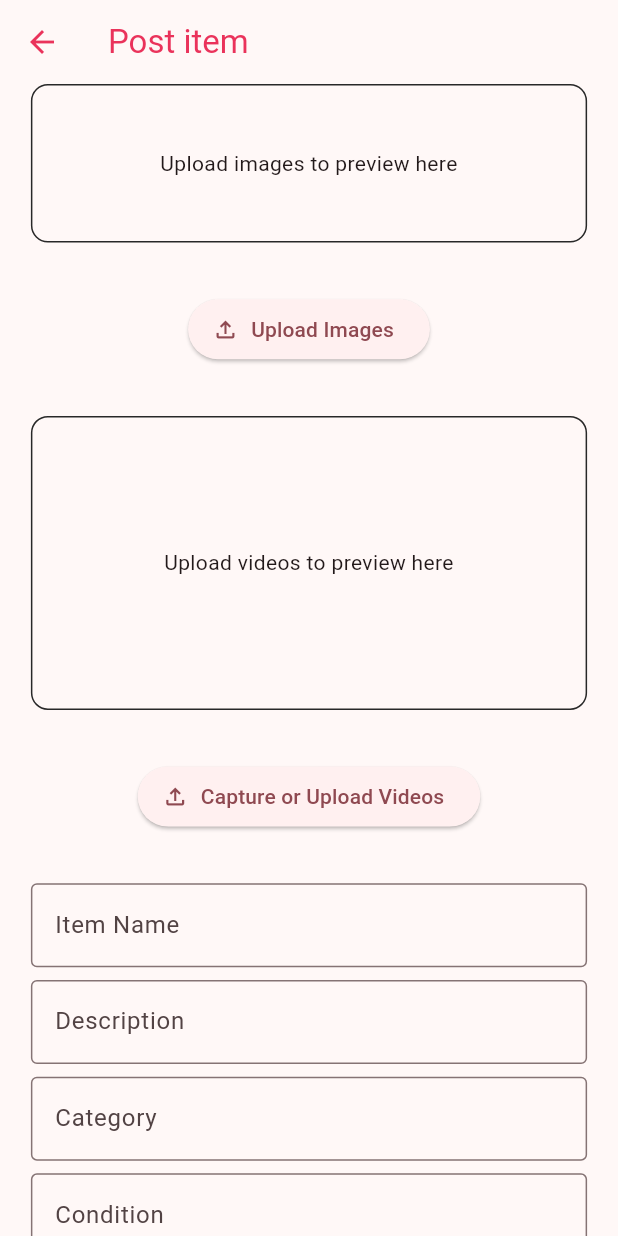
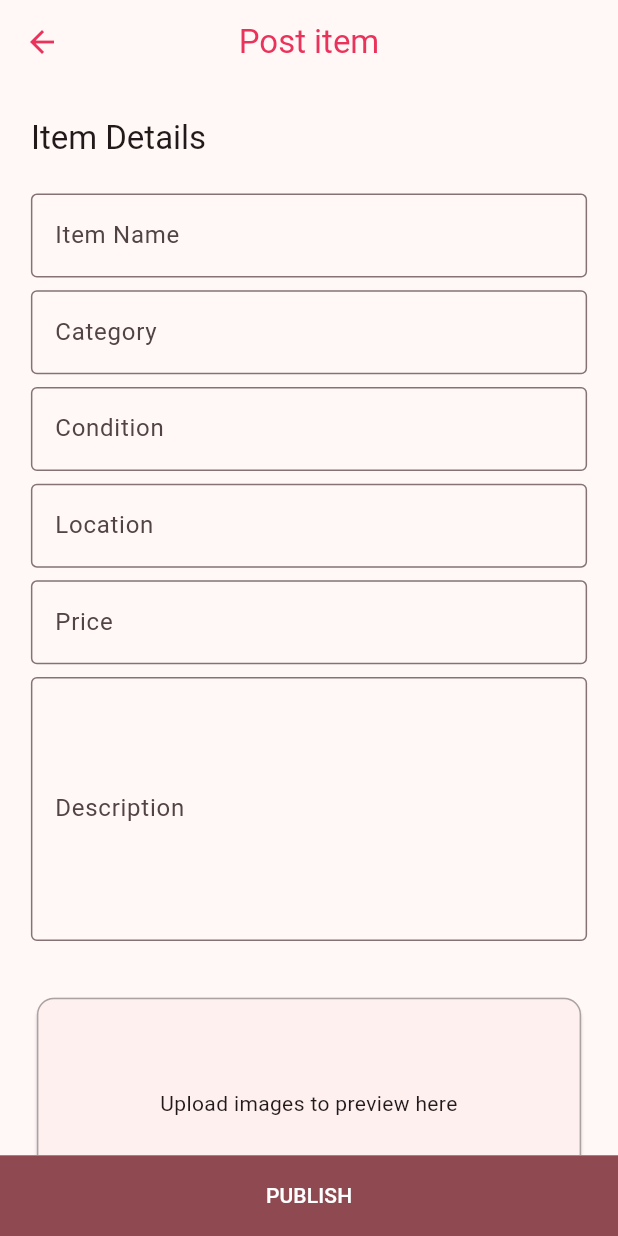
Before and after one commit to Muhammad-Abubakr/oumel, a Flutter app: the Wrapper screen opened by its route, item 4 of the bottom bar chosen, after a tap on "Post an item", on a phone screen of 412 x 824 dp. Run offline on Flutter 3.47's test engine with Material 2 defaults, Android fonts, the phone set to English and light mode, and no system bars; our stand-ins replace bloc, cached_network_image, equatable, firebase_auth, firebase_core, firebase_database and 6 more; missing offline and left inert: appinio_video_player; accounts and stored records are empty; generated files the repository leaves out were written again.

Commit message:
Completed the UI for Post Item page, now just need to hook it up with the bloc that handles it's crud events

```diff
--- a/lib/screens/post_item_screen.dart
+++ b/lib/screens/post_item_screen.dart
@@ -1,4 +1,5 @@
 import 'package:flutter/material.dart';
+import 'package:flutter_colorpicker/flutter_colorpicker.dart';
 import 'package:flutter_screenutil/flutter_screenutil.dart';
 
 import '../widgets/images_container.dart';
@@ -12,30 +13,48 @@ class PostItemScreen extends StatefulWidget {
 }
 
 class _PostItemScreenState extends State<PostItemScreen> {
+  /* Controllers */
+  final TextEditingController name = TextEditingController();
+  final TextEditingController description = TextEditingController();
+  final TextEditingController category = TextEditingController();
+  final TextEditingController condition = TextEditingController();
+  final TextEditingController location = TextEditingController();
+  final TextEditingController price = TextEditingController();
+
+  final TextEditingController hexController = TextEditingController();
+  late Color pickerColor;
+  DateTime year = DateTime.now();
+
+  bool includeAddOn = false;
+
+  @override
+  void didChangeDependencies() {
+    pickerColor = Theme.of(context).colorScheme.primary;
+
+    super.didChangeDependencies();
+  }
+
   @override
   Widget build(BuildContext context) {
     return Scaffold(
       appBar: AppBar(
         title: const Text('Post item'),
+        centerTitle: true,
       ),
       body: SizedBox(
         width: 1.sw,
         child: SingleChildScrollView(
           padding: EdgeInsets.symmetric(horizontal: 0.05.sw),
           child: Column(
-            crossAxisAlignment: CrossAxisAlignment.center,
+            crossAxisAlignment: CrossAxisAlignment.start,
             children: [
-              /* Images Container */
-              const ImagesContainer(),
-
-              // spacing
-              SizedBox(height: 96.h),
-
-              /* Videos Container */
-              const VideosContainer(),
-
-              // spacing
-              SizedBox(height: 96.h),
+              Padding(
+                padding: EdgeInsets.symmetric(vertical: 64.0.h),
+                child: Text(
+                  'Item Details',
+                  style: Theme.of(context).textTheme.titleLarge,
+                ),
+              ),
 
               // TextFields
               Form(
@@ -43,6 +62,8 @@ class _PostItemScreenState extends State<PostItemScreen> {
                   children: [
                     // name
                     TextFormField(
+                      controller: name,
+                      keyboardType: TextInputType.name,
                       decoration: const InputDecoration(
                         label: Text('Item Name'),
                       ),
@@ -51,17 +72,10 @@ class _PostItemScreenState extends State<PostItemScreen> {
                     // spacing
                     SizedBox(height: 24.h),
 
-                    // description
-                    TextFormField(
-                      decoration: const InputDecoration(
-                        label: Text('Description'),
-                      ),
-                    ),
-                    // spacing
-                    SizedBox(height: 24.h),
-
                     // category
                     TextFormField(
+                      controller: category,
+                      keyboardType: TextInputType.text,
                       decoration: const InputDecoration(
                         label: Text('Category'),
                       ),
@@ -71,6 +85,7 @@ class _PostItemScreenState extends State<PostItemScreen> {
 
                     // condition
                     TextFormField(
+                      controller: condition,
                       decoration: const InputDecoration(
                         label: Text('Condition'),
                       ),
@@ -80,6 +95,8 @@ class _PostItemScreenState extends State<PostItemScreen> {
 
                     // location
                     TextFormField(
+                      controller: location,
+                      keyboardType: TextInputType.streetAddress,
                       decoration: const InputDecoration(
                         label: Text('Location'),
                       ),
@@ -89,66 +106,119 @@ class _PostItemScreenState extends State<PostItemScreen> {
 
                     // price
                     TextFormField(
+                      controller: price,
+                      keyboardType: TextInputType.number,
                       decoration: const InputDecoration(
                         label: Text('Price'),
                       ),
                     ),
 
                     // spacing
-                    SizedBox(height: 64.h),
-
-                    Text(
-                      'Add-ons',
-                      style: Theme.of(context).textTheme.titleLarge,
-                    ),
-
-                    // spacing
                     SizedBox(height: 24.h),
 
-                    // model
+                    // description
                     TextFormField(
+                      controller: description,
+                      maxLines: null,
+                      minLines: 6,
+                      keyboardType: TextInputType.multiline,
                       decoration: const InputDecoration(
-                        label: Text('Model'),
+                        label: Text('Description'),
                       ),
                     ),
 
                     // spacing
-                    SizedBox(height: 24.h),
+                    SizedBox(height: 96.h),
 
-                    // color
-                    TextFormField(
-                      decoration: const InputDecoration(
-                        label: Text('Color'),
+                    /* Images Container */
+                    const ImagesContainer(),
+
+                    // spacing
+                    SizedBox(height: 96.h),
+
+                    /* Videos Container */
+                    const VideosContainer(),
+
+                    // spacing
+                    SizedBox(height: 96.h),
+
+                    /* Title: Add-ons */
+                    Padding(
+                      padding: EdgeInsets.symmetric(vertical: 48.h),
+                      child: Text(
+                        'Add-ons',
+                        style: Theme.of(context).textTheme.titleLarge,
                       ),
                     ),
 
-                    // spacing
-                    SizedBox(height: 24.h),
+                    // model
+                    Row(
+                      mainAxisAlignment: MainAxisAlignment.spaceAround,
+                      children: [
+                        // Model
+                        ChoiceChip(
+                          selected: includeAddOn,
+                          onSelected: (val) => setState(() => includeAddOn = val),
+                          label: const Text('Model'),
+                        ),
 
-                    // year
-                    TextFormField(
-                      decoration: const InputDecoration(
-                        label: Text('Year'),
-                      ),
+                        // Color
+                        if (includeAddOn) ...[
+                          ElevatedButton(
+                            style: ElevatedButton.styleFrom(
+                              backgroundColor: pickerColor,
+                              foregroundColor: pickerColor.computeLuminance() > 0.5
+                                  ? Colors.grey.shade700
+                                  : Colors.white,
+                            ),
+                            onPressed: () => showDialog(
+                              context: context,
+                              builder: (context) => AlertDialog(
+                                backgroundColor:
+                                    Theme.of(context).dialogBackgroundColor.withAlpha(230),
+                                titlePadding: const EdgeInsets.all(0),
+                                contentPadding: const EdgeInsets.all(0),
+                                content: SingleChildScrollView(
+                                  child: ColorPicker(
+                                      enableAlpha: true,
+                                      displayThumbColor: true,
+                                      pickerAreaBorderRadius: BorderRadius.circular(72.r),
+                                      pickerColor: pickerColor,
+                                      onColorChanged: (color) {
+                                        setState(() => pickerColor = color);
+                                      }),
+                                ),
+                              ),
+                            ),
+                            child: Text(colorToHex(pickerColor, includeHashSign: true)),
+                          ),
+
+                          // Year
+                          ElevatedButton(
+                            onPressed: () => showDialog(
+                              context: context,
+                              builder: (context) => Dialog(
+                                child: ClipRRect(
+                                  borderRadius: BorderRadius.circular(96.r),
+                                  child: YearPicker(
+                                    firstDate: DateTime(1900),
+                                    lastDate: DateTime.now(),
+                                    selectedDate: year,
+                                    currentDate: year,
+                                    onChanged: (date) {
+                                      setState(() => year = date);
+                                      Navigator.of(context).pop();
+                                    },
+                                  ),
+                                ),
+                              ),
+                            ),
+                            child: Text('${year.year}'),
+                          )
+                        ]
+                      ],
                     ),
 
-                    // spacing
-                    SizedBox(height: 128.h),
-
-                    // Publish
-                    /* Uploader */
-                    ElevatedButton(
-                      onPressed: () {},
-                      style: ElevatedButton.styleFrom(
-                        padding: EdgeInsets.symmetric(
-                          horizontal: 172.w,
-                          vertical: 32.h,
-                        ),
-                      ),
-                      child: const Text('Publish'),
-                    ),
-
-                    // spacing
                     SizedBox(height: 128.h),
                   ],
                 ),
@@ -157,6 +227,21 @@ class _PostItemScreenState extends State<PostItemScreen> {
           ),
         ),
       ),
+      bottomNavigationBar: OutlinedButton(
+        onPressed: () {},
+        style: OutlinedButton.styleFrom(
+            tapTargetSize: MaterialTapTargetSize.shrinkWrap,
+            side: BorderSide.none,
+            shape: const RoundedRectangleBorder(
+              borderRadius: BorderRadius.zero,
+            ),
+            padding: EdgeInsets.symmetric(
+              vertical: 48.h,
+            ),
+            backgroundColor: Theme.of(context).colorScheme.primary,
+            foregroundColor: Theme.of(context).colorScheme.onPrimary),
+        child: const Text('PUBLISH'),
+      ),
     );
   }
 }
--- a/lib/screens/splash_screen.dart
+++ b/lib/screens/splash_screen.dart
@@ -17,6 +17,9 @@ class SplashScreen extends StatelessWidget {
   Widget build(BuildContext context) {
     /* Do the initializations */
     context.read<UserbaseCubit>().initialize();
+
+    /* Caching images */
+    precacheImage(const AssetImage("assets/selling.jpg"), context);
 
     return BlocListener<UserBloc, UserState>(
       listener: (context, state) {
--- a/lib/screens/wrapper/sell_screen.dart
+++ b/lib/screens/wrapper/sell_screen.dart
@@ -44,18 +44,18 @@ class SellScreen extends StatelessWidget {
                   alignment: Alignment.center,
                   children: [
                     // Background Image
-                    SizedBox(
-                      width: 1.sw,
-                      height: 720.h,
-                      child: ImageFiltered(
-                        imageFilter: ImageFilter.blur(
-                          sigmaX: 3,
-                          sigmaY: 3,
-                          tileMode: TileMode.clamp,
-                        ),
-                        child: Image.asset(
-                          'assets/selling.jpg',
-                          filterQuality: FilterQuality.none,
+                    ImageFiltered(
+                      imageFilter: ImageFilter.blur(
+                        sigmaX: 2,
+                        sigmaY: 2,
+                      ),
+                      child: Container(
+                        width: 1.sw,
+                        height: 720.h,
+                        decoration: const BoxDecoration(
+                          image: DecorationImage(
+                            image: AssetImage('assets/selling.jpg'),
+                          ),
                         ),
                       ),
                     ),
@@ -66,7 +66,7 @@ class SellScreen extends StatelessWidget {
                       style: Theme.of(context).textTheme.headlineLarge?.copyWith(
                             fontWeight: FontWeight.bold,
                             color: Colors.white,
-                            shadows: kElevationToShadow[24],
+                            shadows: kElevationToShadow[9],
                           ),
                     ),
                   ],
--- a/lib/widgets/images_container.dart
+++ b/lib/widgets/images_container.dart
@@ -38,15 +38,16 @@ class _ImagesContainerState extends State<ImagesContainer> {
 
   @override
   Widget build(BuildContext context) {
-    return Column(
+    return Card(
+      child: Column(
         children: [
           Container(
             // styling
             alignment: Alignment.center,
-          height: 300.h,
+            height: 400.h,
             decoration: BoxDecoration(
               border: Border.all(
-              color: Theme.of(context).colorScheme.secondary,
+                color: Theme.of(context).colorScheme.secondary.withAlpha(100),
                 style: BorderStyle.solid,
                 width: 1,
               ),
@@ -84,11 +85,14 @@ class _ImagesContainerState extends State<ImagesContainer> {
                                   ),
                                 ),
                               ),
+                              child: ClipRRect(
+                                borderRadius: BorderRadius.circular(24.r),
                                 child: Image.file(
                                   File(_images[index].path),
-                              fit: BoxFit.scaleDown,
+                                  fit: BoxFit.cover,
                                   width: constraints.maxHeight,
                                   height: constraints.maxHeight,
+                                ),
                               ),
                             ),
 
@@ -112,16 +116,18 @@ class _ImagesContainerState extends State<ImagesContainer> {
                     ),
                   ),
           ),
-        // spacing
-        SizedBox(height: 96.h),
 
           /* Uploader */
-        ElevatedButton.icon(
+          Padding(
+            padding: EdgeInsets.symmetric(vertical: 24.h),
+            child: TextButton.icon(
               onPressed: _pickMultipleImages,
               icon: const Icon(Icons.file_upload_outlined),
               label: const Text('Upload Images'),
             ),
+          ),
         ],
+      ),
     );
   }
 
--- a/lib/widgets/videos_container.dart
+++ b/lib/widgets/videos_container.dart
@@ -1,5 +1,3 @@
-import 'dart:io';
-
 import 'package:flutter/material.dart';
 import 'package:flutter_screenutil/flutter_screenutil.dart';
 import 'package:image_picker/image_picker.dart';
@@ -41,7 +39,8 @@ class _VideosContainerState extends State<VideosContainer> {
 
   @override
   Widget build(BuildContext context) {
-    return Column(
+    return Card(
+      child: Column(
         children: [
           Container(
             height: 196.spMax,
@@ -50,7 +49,7 @@ class _VideosContainerState extends State<VideosContainer> {
             padding: EdgeInsets.all(5.spMax),
             decoration: BoxDecoration(
               border: Border.all(
-              color: Theme.of(context).colorScheme.secondary,
+                color: Theme.of(context).colorScheme.secondary.withAlpha(100),
                 style: BorderStyle.solid,
                 width: 1,
               ),
@@ -93,16 +92,17 @@ class _VideosContainerState extends State<VideosContainer> {
                   ),
           ),
 
-        // spacing
-        SizedBox(height: 96.h),
-
           /* Uploader */
-        ElevatedButton.icon(
+          Padding(
+            padding: EdgeInsets.symmetric(vertical: 24.h),
+            child: TextButton.icon(
               onPressed: _pickVideo,
               icon: const Icon(Icons.file_upload_outlined),
               label: const Text('Capture or Upload Videos'),
             ),
+          ),
         ],
+      ),
     );
   }
 
--- a/pubspec.yaml
+++ b/pubspec.yaml
@@ -46,6 +46,7 @@ dependencies:
   pinput: ^2.2.31
   cached_network_image: ^3.2.3
   appinio_video_player: ^1.2.1
+  flutter_colorpicker: ^1.0.3
 
 dev_dependencies:
   flutter_test:
```
Also changed, not shown: pubspec.lock. Lines whose indentation alone changed are shown as unchanged.
